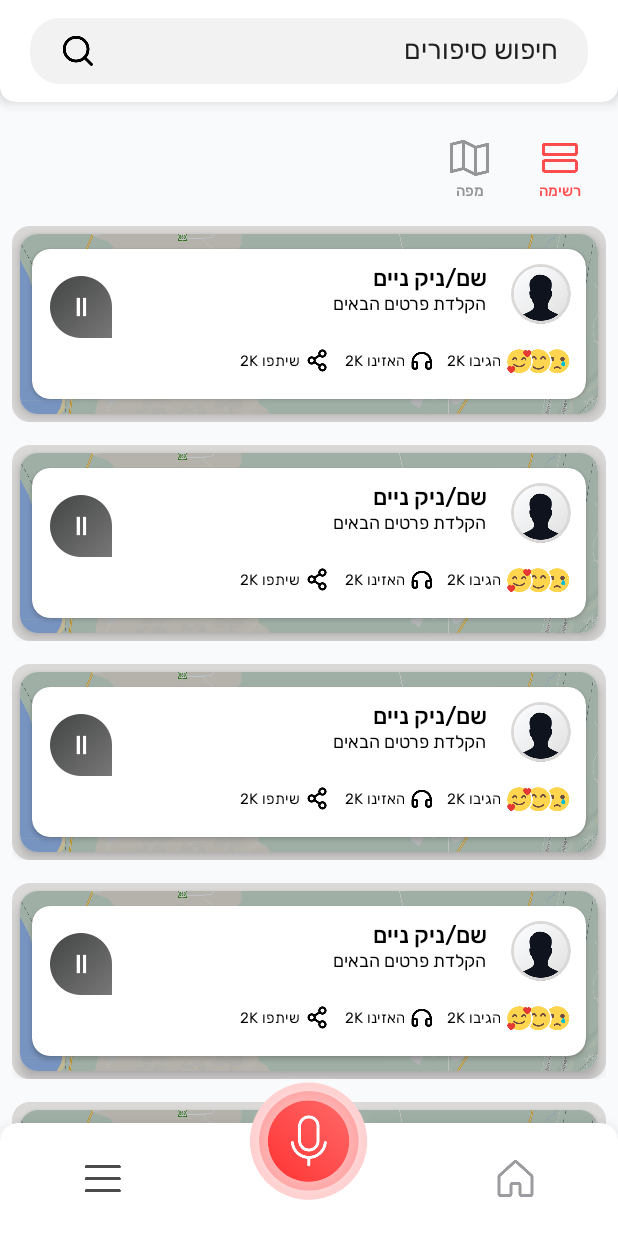
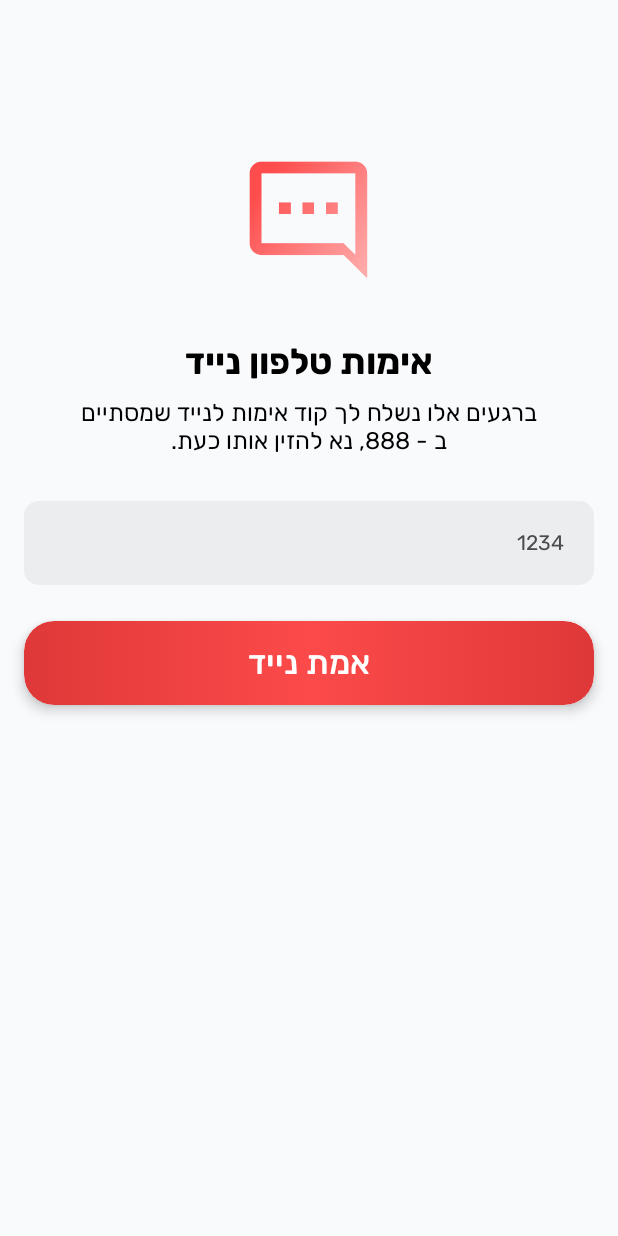
Before and after one commit to shayAslan/RecordApp, an Android app: the RecordingFragment screen opened directly, with no data from a screen before it, on a phone screen of 412 x 824 dp. Run offline under Robolectric (Android 15) with nearby library versions, the phone set to English and light mode, and no system bars; libraries missing offline, so code that uses them is left out: com.etebarian.meowbottomnavigation; 1 statement that could not run was skipped.

Commit message:
no message

```diff
--- a/MusicApplication/app/src/main/java/com/example/musicapplication/RecordingFragment.java
+++ b/MusicApplication/app/src/main/java/com/example/musicapplication/RecordingFragment.java
@@ -25,29 +25,9 @@ public class RecordingFragment extends Fragment {
     public View onCreateView(LayoutInflater inflater, ViewGroup container,
                              Bundle savedInstanceState) {
         // Inflate the layout for this fragment
-        view= inflater.inflate(R.layout.fragment_recording, container, false);
+        view= inflater.inflate(R.layout.verification_layout, container, false);
 
 
-        arrayList=new ArrayList();
-
-        arrayList.add("");
-        arrayList.add("");
-        arrayList.add("");
-        arrayList.add("");
-        arrayList.add("");
-        arrayList.add("");
-        arrayList.add("");
-        arrayList.add("");
-
-
-
-        recyclerView=view.findViewById(R.id.main_rec);
-
-
-        MainAdapter mainAdapter=new MainAdapter(arrayList);
-        recyclerView.setAdapter(mainAdapter);
-
-        recyclerView.setLayoutManager(new LinearLayoutManager(getActivity()));
 
 
 
--- /dev/null
+++ b/MusicApplication/app/src/main/res/drawable/create_account_btn_disabled.xml
@@ -0,0 +1,14 @@
+<?xml version="1.0" encoding="utf-8"?>
+<shape xmlns:android="http://schemas.android.com/apk/res/android">
+
+
+    <gradient
+        android:angle="0"
+        android:centerColor="#FAA9A9"
+        android:endColor="#F7D1D1"
+        android:startColor="#F7D1D1" />
+
+    <corners android:radius="20dp" />
+
+
+</shape>
--- a/MusicApplication/app/src/main/res/drawable/create_account_btn_bag.xml
+++ b/MusicApplication/app/src/main/res/drawable/create_account_btn_enabled.xml
@@ -3,7 +3,6 @@
 
 
     <gradient
-
         android:angle="0"
         android:centerColor="#FC4A4A"
         android:endColor="#DF3838"
--- /dev/null
+++ b/MusicApplication/app/src/main/res/drawable/create_account_btn_normal.xml
@@ -0,0 +1,8 @@
+<?xml version="1.0" encoding="utf-8"?>
+<selector xmlns:android="http://schemas.android.com/apk/res/android">
+
+    <item android:drawable="@drawable/create_account_btn_enabled" android:state_enabled="true" />
+    <item android:drawable="@drawable/create_account_btn_disabled" android:state_enabled="false" />
+
+
+</selector>
--- a/MusicApplication/app/src/main/res/layout/activity_discovery.xml
+++ b/MusicApplication/app/src/main/res/layout/activity_discovery.xml
@@ -17,6 +17,7 @@
     <include
         android:id="@+id/bottom_tab_bar"
         layout="@layout/bottom_tab_bar"
+        android:visibility="gone"
         android:layout_width="match_parent"
         android:layout_height="wrap_content"
         android:layout_alignParentBottom="true" />
--- a/MusicApplication/app/src/main/res/layout/bottom_tab_bar.xml
+++ b/MusicApplication/app/src/main/res/layout/bottom_tab_bar.xml
@@ -30,6 +30,7 @@
             <LinearLayout
                 android:id="@+id/btn_main_menu"
                 android:layout_width="0dp"
+                android:background="?attr/selectableItemBackground"
                 android:layout_height="match_parent"
                 android:layout_weight="1"
                 android:gravity="center">
@@ -52,6 +53,7 @@
             <LinearLayout
                 android:id="@+id/btn_main_home"
                 android:layout_width="0dp"
+                android:background="?attr/selectableItemBackground"
                 android:layout_height="match_parent"
                 android:layout_weight="1"
                 android:gravity="center">
--- a/MusicApplication/app/src/main/res/layout/fragment_recording.xml
+++ b/MusicApplication/app/src/main/res/layout/fragment_recording.xml
@@ -74,6 +74,7 @@
                     android:layout_width="wrap_content"
                     android:layout_height="wrap_content"
                     android:layout_marginEnd="28dp"
+                    android:background="?attr/selectableItemBackground"
                     android:drawableTop="@drawable/menu_bar_1"
                     android:fontFamily="@font/rubik_meduim"
                     android:gravity="center"
@@ -86,6 +87,7 @@
                     android:layout_width="wrap_content"
                     android:layout_height="wrap_content"
                     android:layout_marginEnd="7dp"
+                    android:background="?attr/selectableItemBackground"
                     android:drawableTop="@drawable/menubar_2"
                     android:fontFamily="@font/rubik_meduim"
                     android:gravity="center"
--- a/MusicApplication/app/src/main/res/layout/locate_my_story_dialog_layout.xml
+++ b/MusicApplication/app/src/main/res/layout/locate_my_story_dialog_layout.xml
@@ -173,13 +173,16 @@
         android:layout_width="292dp"
         android:layout_height="56dp"
         android:layout_marginTop="-30dp"
+        android:clickable="true"
+        android:focusable="true"
+        android:foreground="?android:attr/selectableItemBackground"
         app:cardCornerRadius="20dp"
         app:cardElevation="10dp">
 
         <RelativeLayout
             android:layout_width="match_parent"
             android:layout_height="match_parent"
-            android:background="@drawable/create_account_btn_bag"
+            android:background="@drawable/create_account_btn_enabled"
             android:orientation="horizontal"
             android:paddingTop="12dp"
             android:paddingBottom="12dp">
--- a/MusicApplication/app/src/main/res/layout/register_dialog_layout.xml
+++ b/MusicApplication/app/src/main/res/layout/register_dialog_layout.xml
@@ -44,7 +44,7 @@
                 android:layout_height="56dp"
                 android:layout_marginTop="16dp"
                 android:layout_marginBottom="24dp"
-                android:background="@drawable/create_account_btn_bag"
+                android:background="@drawable/create_account_btn_enabled"
                 android:elevation="5dp"
                 android:fontFamily="@font/rubik_meduim"
                 android:gravity="center"
--- /dev/null
+++ b/MusicApplication/app/src/main/res/layout/verification_layout.xml
@@ -0,0 +1,113 @@
+<?xml version="1.0" encoding="utf-8"?>
+<LinearLayout xmlns:android="http://schemas.android.com/apk/res/android"
+    xmlns:app="http://schemas.android.com/apk/res-auto"
+    android:layout_width="match_parent"
+    android:layout_height="match_parent"
+    android:background="@color/background_color"
+    android:gravity="center_horizontal|top"
+    android:layoutDirection="ltr"
+    android:orientation="vertical">
+
+
+    <ImageView
+        android:id="@+id/imageView2"
+        android:layout_width="wrap_content"
+        android:layout_height="wrap_content"
+        android:layout_marginTop="100dp"
+        app:srcCompat="@drawable/textsms_icon" />
+
+    <TextView
+        android:layout_width="wrap_content"
+        android:layout_height="wrap_content"
+        android:layout_marginTop="33dp"
+        android:fontFamily="@font/rubik_bold"
+        android:text="@string/verify_number"
+        android:textColor="@color/black"
+        android:textSize="24dp" />
+
+    <TextView
+        android:layout_width="wrap_content"
+        android:layout_height="wrap_content"
+        android:layout_marginStart="50dp"
+        android:layout_marginTop="10dp"
+        android:layout_marginEnd="50dp"
+        android:fontFamily="@font/rubik_regular"
+        android:gravity="center"
+        android:text="@string/phone_verification_text"
+        android:textColor="@color/black"
+        android:textSize="16dp" />
+
+    <EditText
+        android:id="@+id/txt_phone_code"
+        android:layout_width="match_parent"
+        android:layout_height="56dp"
+        android:layout_marginStart="16dp"
+        android:layout_marginTop="30dp"
+        android:layout_marginEnd="16dp"
+        android:background="@drawable/edittext_register_bg"
+        android:fontFamily="@font/rubik_regular"
+        android:gravity="right|center_vertical"
+        android:hint="@string/insert_code"
+        android:inputType="number"
+        android:lines="1"
+        android:paddingStart="20dp"
+        android:paddingEnd="20dp"
+        android:text="1234"
+        android:textColor="#4A4B4B"
+        android:textColorHint="#4A4B4B"
+        android:textSize="14dp" />
+
+    <androidx.cardview.widget.CardView
+        android:id="@+id/btn_create_account"
+        android:layout_width="match_parent"
+        android:layout_height="56dp"
+        android:layout_marginStart="16dp"
+        android:layout_marginTop="24dp"
+        android:layout_marginEnd="16dp"
+        android:clickable="true"
+        android:focusable="true"
+        android:foreground="?android:attr/selectableItemBackground"
+        app:cardCornerRadius="20dp"
+        app:cardElevation="5dp">
+
+        <RelativeLayout
+            android:layout_width="match_parent"
+            android:layout_height="match_parent"
+            android:background="@drawable/create_account_btn_normal"
+            android:orientation="horizontal"
+            android:paddingTop="12dp"
+            android:paddingBottom="12dp">
+
+
+            <TextView
+                android:id="@+id/lbl_dummy5"
+                android:layout_width="wrap_content"
+                android:layout_height="wrap_content"
+                android:layout_centerInParent="true"
+                android:layout_marginEnd="5dp"
+                android:fontFamily="@font/rubik_meduim"
+                android:gravity="center"
+                android:text="@string/verify"
+                android:textColor="@color/white"
+                android:textSize="22dp" />
+
+        </RelativeLayout>
+
+    </androidx.cardview.widget.CardView>
+
+    <TextView
+        android:id="@+id/btn_didnt_got_code"
+        android:layout_width="wrap_content"
+        android:layout_height="wrap_content"
+        android:layout_marginTop="100dp"
+        android:background="?attr/selectableItemBackground"
+        android:fontFamily="@font/rubik_meduim"
+        android:gravity="center"
+        android:padding="5dp"
+        android:text="@string/didnt_got_the_code"
+        android:textColor="@color/black"
+        android:textSize="16dp"
+        android:visibility="gone" />
+
+
+</LinearLayout>
--- a/MusicApplication/app/src/main/res/values/strings.xml
+++ b/MusicApplication/app/src/main/res/values/strings.xml
@@ -41,5 +41,10 @@
     <string name="myrecord_terms">תקנון של MyRecord</string>
     <string name="create_new_account">יצירת חשבון חדש</string>
     <string name="skip">דלג/י בשלב זה</string>
+    <string name="verify_number">אימות טלפון נייד</string>
+    <string name="phone_verification_text">ברגעים אלו נשלח לך קוד אימות לנייד שמסתיים ב - 888, נא להזין אותו כעת.</string>
+    <string name="insert_code">הזן/י קוד שקיבלת</string>
+    <string name="verify">אמת נייד</string>
+    <string name="didnt_got_the_code">לא קיבלתי קוד, שלחו לי שוב</string>
 
 </resources>
```
Also changed, not shown: MusicApplication/app/src/main/res/layout/activity_create_account.xml (+17 -9 lines), MusicApplication/app/src/main/res/layout/edit_dialog_layout.xml (+12 -3 lines), MusicApplication/app/src/main/res/layout/login_layout.xml (+12 -5 lines), MusicApplication/app/src/main/res/layout/upload_story_layout.xml (+8 -1 lines).
